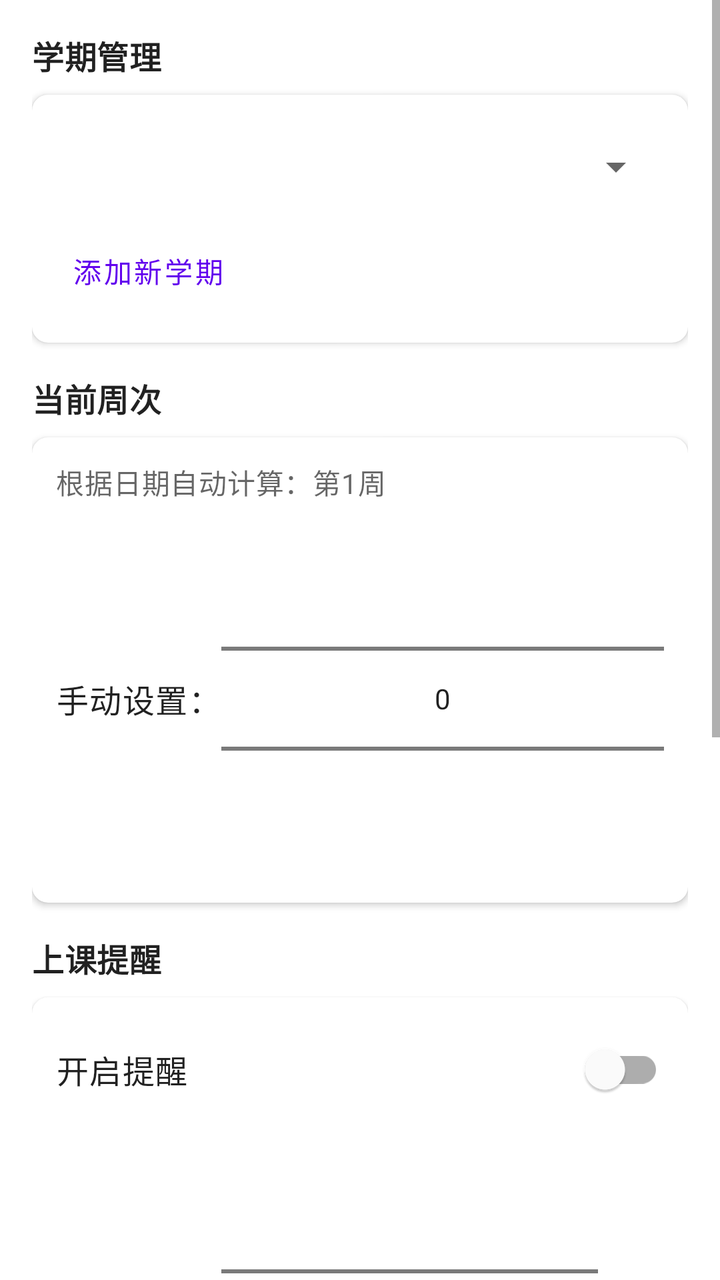
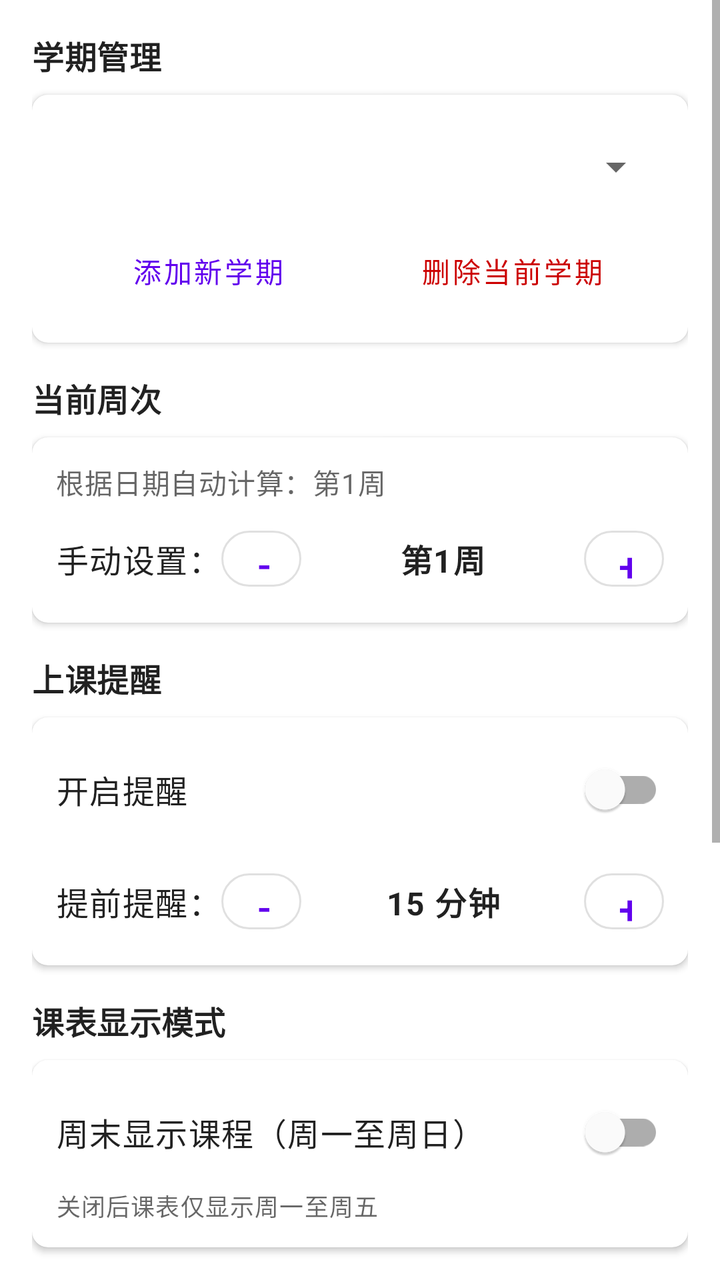

Screens rendered from an Android XML layout before and after an edit, with the pre-edit source and the edit as a unified diff.
<!-- AndroidManifest.xml: application theme Theme.Timetable -->
<!-- res/layout/fragment_settings.xml -->
<?xml version="1.0" encoding="utf-8"?>
<ScrollView xmlns:android="http://schemas.android.com/apk/res/android"
    xmlns:app="http://schemas.android.com/apk/res-auto"
    android:layout_width="match_parent"
    android:layout_height="match_parent"
    android:fillViewport="true">

    <LinearLayout
        android:layout_width="match_parent"
        android:layout_height="wrap_content"
        android:orientation="vertical"
        android:padding="16dp">

        
        <TextView
            android:layout_width="wrap_content"
            android:layout_height="wrap_content"
            android:text="学期管理"
            android:textAppearance="@style/TextAppearance.MaterialComponents.Subtitle1"
            android:textStyle="bold"
            android:layout_marginBottom="8dp" />

        <com.google.android.material.card.MaterialCardView
            android:layout_width="match_parent"
            android:layout_height="wrap_content"
            app:cardElevation="2dp"
            app:cardCornerRadius="8dp"
            android:layout_marginBottom="16dp">

            <LinearLayout
                android:layout_width="match_parent"
                android:layout_height="wrap_content"
                android:orientation="vertical"
                android:padding="12dp">

                <Spinner
                    android:id="@+id/spinner_semester"
                    android:layout_width="match_parent"
                    android:layout_height="48dp" />

                <Button
                    android:id="@+id/btn_add_semester"
                    android:layout_width="wrap_content"
                    android:layout_height="wrap_content"
                    android:text="添加新学期"
                    style="@style/Widget.MaterialComponents.Button.TextButton"
                    android:layout_marginTop="4dp" />

            </LinearLayout>

        </com.google.android.material.card.MaterialCardView>

        
        <TextView
            android:layout_width="wrap_content"
            android:layout_height="wrap_content"
            android:text="当前周次"
            android:textAppearance="@style/TextAppearance.MaterialComponents.Subtitle1"
            android:textStyle="bold"
            android:layout_marginBottom="8dp" />

        <com.google.android.material.card.MaterialCardView
            android:layout_width="match_parent"
            android:layout_height="wrap_content"
            app:cardElevation="2dp"
            app:cardCornerRadius="8dp"
            android:layout_marginBottom="16dp">

            <LinearLayout
                android:layout_width="match_parent"
                android:layout_height="wrap_content"
                android:orientation="vertical"
                android:padding="12dp">

                <TextView
                    android:id="@+id/tv_auto_week"
                    android:layout_width="wrap_content"
                    android:layout_height="wrap_content"
                    android:text="根据日期自动计算：第1周"
                    android:textAppearance="@style/TextAppearance.MaterialComponents.Body2"
                    android:textColor="?android:attr/textColorSecondary" />

                <LinearLayout
                    android:layout_width="match_parent"
                    android:layout_height="wrap_content"
                    android:orientation="horizontal"
                    android:gravity="center_vertical"
                    android:layout_marginTop="8dp">

                    <TextView
                        android:layout_width="wrap_content"
                        android:layout_height="wrap_content"
                        android:text="手动设置："
                        android:textAppearance="@style/TextAppearance.MaterialComponents.Body1" />

                    <NumberPicker
                        android:id="@+id/np_week"
                        android:layout_width="0dp"
                        android:layout_height="wrap_content"
                        android:layout_weight="1" />

                </LinearLayout>

            </LinearLayout>

        </com.google.android.material.card.MaterialCardView>

        
        <TextView
            android:layout_width="wrap_content"
            android:layout_height="wrap_content"
            android:text="上课提醒"
            android:textAppearance="@style/TextAppearance.MaterialComponents.Subtitle1"
            android:textStyle="bold"
            android:layout_marginBottom="8dp" />

        <com.google.android.material.card.MaterialCardView
            android:layout_width="match_parent"
            android:layout_height="wrap_content"
            app:cardElevation="2dp"
            app:cardCornerRadius="8dp"
            android:layout_marginBottom="16dp">

            <LinearLayout
                android:layout_width="match_parent"
                android:layout_height="wrap_content"
                android:orientation="vertical"
                android:padding="12dp">

                <LinearLayout
                    android:layout_width="match_parent"
                    android:layout_height="wrap_content"
                    android:orientation="horizontal"
                    android:gravity="center_vertical">

                    <TextView
                        android:layout_width="0dp"
                        android:layout_height="wrap_content"
                        android:layout_weight="1"
                        android:text="开启提醒"
                        android:textAppearance="@style/TextAppearance.MaterialComponents.Body1" />

                    <com.google.android.material.switchmaterial.SwitchMaterial
                        android:id="@+id/switch_reminder"
                        android:layout_width="wrap_content"
                        android:layout_height="wrap_content" />

                </LinearLayout>

                <LinearLayout
                    android:layout_width="match_parent"
                    android:layout_height="wrap_content"
                    android:orientation="horizontal"
                    android:gravity="center_vertical"
                    android:layout_marginTop="12dp">

                    <TextView
                        android:layout_width="wrap_content"
                        android:layout_height="wrap_content"
                        android:text="提前提醒："
                        android:textAppearance="@style/TextAppearance.MaterialComponents.Body1" />

                    <NumberPicker
                        android:id="@+id/np_advance_minutes"
                        android:layout_width="0dp"
                        android:layout_height="wrap_content"
                        android:layout_weight="1" />

                    <TextView
                        android:layout_width="wrap_content"
                        android:layout_height="wrap_content"
                        android:text="分钟"
                        android:textAppearance="@style/TextAppearance.MaterialComponents.Body1" />

                </LinearLayout>

            </LinearLayout>

        </com.google.android.material.card.MaterialCardView>

        
        <TextView
            android:layout_width="wrap_content"
            android:layout_height="wrap_content"
            android:text="课节时间"
            android:textAppearance="@style/TextAppearance.MaterialComponents.Subtitle1"
            android:textStyle="bold"
            android:layout_marginBottom="8dp" />

        <com.google.android.material.card.MaterialCardView
            android:layout_width="match_parent"
            android:layout_height="wrap_content"
            app:cardElevation="2dp"
            app:cardCornerRadius="8dp"
            android:layout_marginBottom="16dp">

            <LinearLayout
                android:layout_width="match_parent"
                android:layout_height="wrap_content"
                android:orientation="vertical"
                android:padding="12dp">

                <Button
                    android:id="@+id/btn_edit_period_times"
                    android:layout_width="wrap_content"
                    android:layout_height="wrap_content"
                    android:text="编辑每节课时间"
                    style="@style/Widget.MaterialComponents.Button.TextButton" />

            </LinearLayout>

        </com.google.android.material.card.MaterialCardView>

        
        <TextView
            android:layout_width="wrap_content"
            android:layout_height="wrap_content"
            android:text="主题颜色"
            android:textAppearance="@style/TextAppearance.MaterialComponents.Subtitle1"
            android:textStyle="bold"
            android:layout_marginBottom="8dp" />

        <com.google.android.material.card.MaterialCardView
            android:layout_width="match_parent"
            android:layout_height="wrap_content"
            app:cardElevation="2dp"
            app:cardCornerRadius="8dp"
            android:layout_marginBottom="16dp">

            <LinearLayout
                android:layout_width="match_parent"
                android:layout_height="wrap_content"
                android:orientation="vertical"
                android:padding="12dp">

                <TextView
                    android:layout_width="wrap_content"
                    android:layout_height="wrap_content"
                    android:text="选择主题色（重启后生效）"
                    android:textAppearance="@style/TextAppearance.MaterialComponents.Caption"
                    android:textColor="?android:attr/textColorSecondary"
                    android:layout_marginBottom="8dp" />

                <LinearLayout
                    android:id="@+id/theme_color_picker"
                    android:layout_width="match_parent"
                    android:layout_height="wrap_content"
                    android:orientation="horizontal"
                    android:gravity="center_vertical" />

            </LinearLayout>

        </com.google.android.material.card.MaterialCardView>

        
        <TextView
            android:layout_width="wrap_content"
            android:layout_height="wrap_content"
            android:text="关于"
            android:textAppearance="@style/TextAppearance.MaterialComponents.Subtitle1"
            android:textStyle="bold"
            android:layout_marginBottom="8dp" />

        <com.google.android.material.card.MaterialCardView
            android:layout_width="match_parent"
            android:layout_height="wrap_content"
            app:cardElevation="2dp"
            app:cardCornerRadius="8dp">

            <LinearLayout
                android:layout_width="match_parent"
                android:layout_height="wrap_content"
                android:orientation="vertical"
                android:padding="12dp">

                <TextView
                    android:layout_width="wrap_content"
                    android:layout_height="wrap_content"
                    android:text="课程表 v1.0"
                    android:textAppearance="@style/TextAppearance.MaterialComponents.Body1" />

                <TextView
                    android:layout_width="wrap_content"
                    android:layout_height="wrap_content"
                    android:text="基于 Android Room + Navigation Component"
                    android:textAppearance="@style/TextAppearance.MaterialComponents.Caption"
                    android:textColor="?android:attr/textColorSecondary"
                    android:layout_marginTop="4dp" />

            </LinearLayout>

        </com.google.android.material.card.MaterialCardView>

    </LinearLayout>

</ScrollView>
<!-- resources referenced by this layout -->
<resources>
  <style name="Theme.Timetable" parent="Theme.MaterialComponents.DayNight.DarkActionBar">
          
          <item name="colorPrimary">@color/purple_500</item>
          <item name="colorPrimaryVariant">@color/purple_700</item>
          <item name="colorOnPrimary">@color/white</item>
          
          <item name="colorSecondary">@color/teal_200</item>
          <item name="colorSecondaryVariant">@color/teal_700</item>
          <item name="colorOnSecondary">@color/black</item>
          
          <item name="android:statusBarColor">?attr/colorPrimaryVariant</item>
          
      </style>
  <color name="purple_500">#FF6200EE</color>
  <color name="purple_700">#FF3700B3</color>
  <color name="white">#FFFFFFFF</color>
  <color name="teal_200">#FF03DAC5</color>
  <color name="teal_700">#FF018786</color>
  <color name="black">#FF000000</color>
</resources>

<!-- the commit's change to res/layout/fragment_settings.xml (unified diff, before → after) -->
@@ -38,13 +38,30 @@
                     android:layout_width="match_parent"
                     android:layout_height="48dp" />
 
-                <Button
-                    android:id="@+id/btn_add_semester"
-                    android:layout_width="wrap_content"
-                    android:layout_height="wrap_content"
-                    android:text="添加新学期"
-                    style="@style/Widget.MaterialComponents.Button.TextButton"
-                    android:layout_marginTop="4dp" />
+                <LinearLayout
+                    android:layout_width="match_parent"
+                    android:layout_height="wrap_content"
+                    android:orientation="horizontal"
+                    android:layout_marginTop="4dp">
+
+                    <Button
+                        android:id="@+id/btn_add_semester"
+                        android:layout_width="0dp"
+                        android:layout_height="wrap_content"
+                        android:layout_weight="1"
+                        android:text="添加新学期"
+                        style="@style/Widget.MaterialComponents.Button.TextButton" />
+
+                    <Button
+                        android:id="@+id/btn_delete_semester"
+                        android:layout_width="0dp"
+                        android:layout_height="wrap_content"
+                        android:layout_weight="1"
+                        android:text="@string/delete_semester"
+                        android:textColor="@android:color/holo_red_dark"
+                        style="@style/Widget.MaterialComponents.Button.TextButton" />
+
+                </LinearLayout>
 
             </LinearLayout>
 
@@ -93,11 +110,37 @@
                         android:text="手动设置："
                         android:textAppearance="@style/TextAppearance.MaterialComponents.Body1" />
 
-                    <NumberPicker
-                        android:id="@+id/np_week"
-                        android:layout_width="0dp"
-                        android:layout_height="wrap_content"
-                        android:layout_weight="1" />
+                    <com.google.android.material.button.MaterialButton
+                        android:id="@+id/btn_week_minus"
+                        android:layout_width="40dp"
+                        android:layout_height="40dp"
+                        android:text="−"
+                        android:textSize="20sp"
+                        android:textAllCaps="false"
+                        app:cornerRadius="20dp"
+                        app:strokeWidth="1dp"
+                        style="@style/Widget.MaterialComponents.Button.OutlinedButton" />
+
+                    <TextView
+                        android:id="@+id/tv_week_display"
+                        android:layout_width="0dp"
+                        android:layout_height="wrap_content"
+                        android:layout_weight="1"
+                        android:gravity="center"
+                        android:text="第1周"
+                        android:textAppearance="@style/TextAppearance.MaterialComponents.Body1"
+                        android:textStyle="bold" />
+
+                    <com.google.android.material.button.MaterialButton
+                        android:id="@+id/btn_week_plus"
+                        android:layout_width="40dp"
+                        android:layout_height="40dp"
+                        android:text="+"
+                        android:textSize="20sp"
+                        android:textAllCaps="false"
+                        app:cornerRadius="20dp"
+                        app:strokeWidth="1dp"
+                        style="@style/Widget.MaterialComponents.Button.OutlinedButton" />
 
                 </LinearLayout>
 
@@ -160,19 +203,93 @@
                         android:text="提前提醒："
                         android:textAppearance="@style/TextAppearance.MaterialComponents.Body1" />
 
-                    <NumberPicker
-                        android:id="@+id/np_advance_minutes"
-                        android:layout_width="0dp"
-                        android:layout_height="wrap_content"
-                        android:layout_weight="1" />
-
-                    <TextView
+                    <com.google.android.material.button.MaterialButton
+                        android:id="@+id/btn_minutes_minus"
+                        android:layout_width="40dp"
+                        android:layout_height="40dp"
+                        android:text="−"
+                        android:textSize="20sp"
+                        android:textAllCaps="false"
+                        app:cornerRadius="20dp"
+                        app:strokeWidth="1dp"
+                        style="@style/Widget.MaterialComponents.Button.OutlinedButton" />
+
+                    <TextView
+                        android:id="@+id/tv_minutes_display"
+                        android:layout_width="0dp"
+                        android:layout_height="wrap_content"
+                        android:layout_weight="1"
+                        android:gravity="center"
+                        android:text="15 分钟"
+                        android:textAppearance="@style/TextAppearance.MaterialComponents.Body1"
+                        android:textStyle="bold" />
+
+                    <com.google.android.material.button.MaterialButton
+                        android:id="@+id/btn_minutes_plus"
+                        android:layout_width="40dp"
+                        android:layout_height="40dp"
+                        android:text="+"
+                        android:textSize="20sp"
+                        android:textAllCaps="false"
+                        app:cornerRadius="20dp"
+                        app:strokeWidth="1dp"
+                        style="@style/Widget.MaterialComponents.Button.OutlinedButton" />
+
+                </LinearLayout>
+
+            </LinearLayout>
+
+        </com.google.android.material.card.MaterialCardView>
+
+        
+        <TextView
+            android:layout_width="wrap_content"
+            android:layout_height="wrap_content"
+            android:text="@string/week_mode_title"
+            android:textAppearance="@style/TextAppearance.MaterialComponents.Subtitle1"
+            android:textStyle="bold"
+            android:layout_marginBottom="8dp" />
+
+        <com.google.android.material.card.MaterialCardView
+            android:layout_width="match_parent"
+            android:layout_height="wrap_content"
+            app:cardElevation="2dp"
+            app:cardCornerRadius="8dp"
+            android:layout_marginBottom="16dp">
+
+            <LinearLayout
+                android:layout_width="match_parent"
+                android:layout_height="wrap_content"
+                android:orientation="vertical"
+                android:padding="12dp">
+
+                <LinearLayout
+                    android:layout_width="match_parent"
+                    android:layout_height="wrap_content"
+                    android:orientation="horizontal"
+                    android:gravity="center_vertical">
+
+                    <TextView
+                        android:layout_width="0dp"
+                        android:layout_height="wrap_content"
+                        android:layout_weight="1"
+                        android:text="@string/week_mode_weekend"
+                        android:textAppearance="@style/TextAppearance.MaterialComponents.Body1" />
+
+                    <com.google.android.material.switchmaterial.SwitchMaterial
+                        android:id="@+id/switch_weekend_mode"
                         android:layout_width="wrap_content"
-                        android:layout_height="wrap_content"
-                        android:text="分钟"
-                        android:textAppearance="@style/TextAppearance.MaterialComponents.Body1" />
+                        android:layout_height="wrap_content" />
 
                 </LinearLayout>
+
+                <TextView
+                    android:layout_width="match_parent"
+                    android:layout_height="wrap_content"
+                    android:text="@string/week_mode_hint"
+                    android:textAppearance="@style/TextAppearance.MaterialComponents.Caption"
+                    android:textColor="?android:attr/textColorSecondary"
+                    android:layout_marginTop="4dp" />
 
             </LinearLayout>
 
<!-- resource entries referenced after the edit -->
@@ -1,5 +1,9 @@
 <!-- resources referenced by this layout -->
 <resources>
+  <string name="delete_semester">删除当前学期</string>
+  <string name="week_mode_hint">关闭后课表仅显示周一至周五</string>
+  <string name="week_mode_title">课表显示模式</string>
+  <string name="week_mode_weekend">周末显示课程（周一至周日）</string>
   <style name="Theme.Timetable" parent="Theme.MaterialComponents.DayNight.DarkActionBar">
           
           <item name="colorPrimary">@color/purple_500</item>
